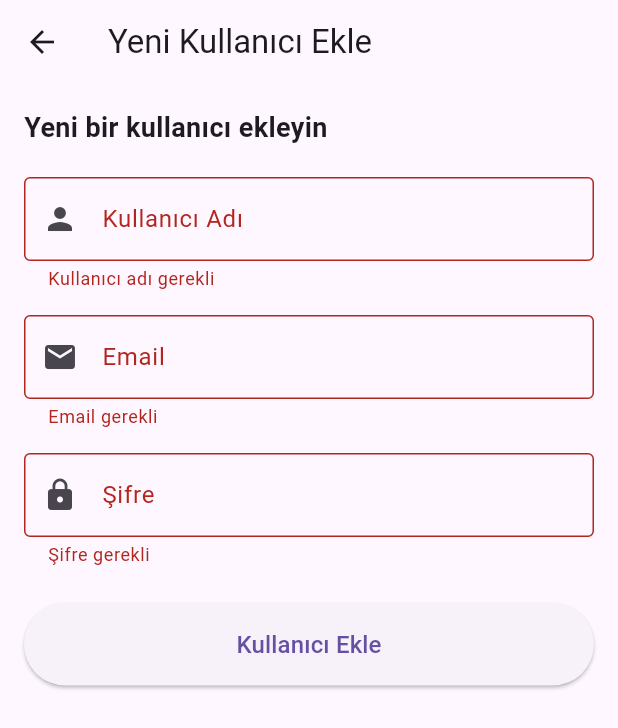
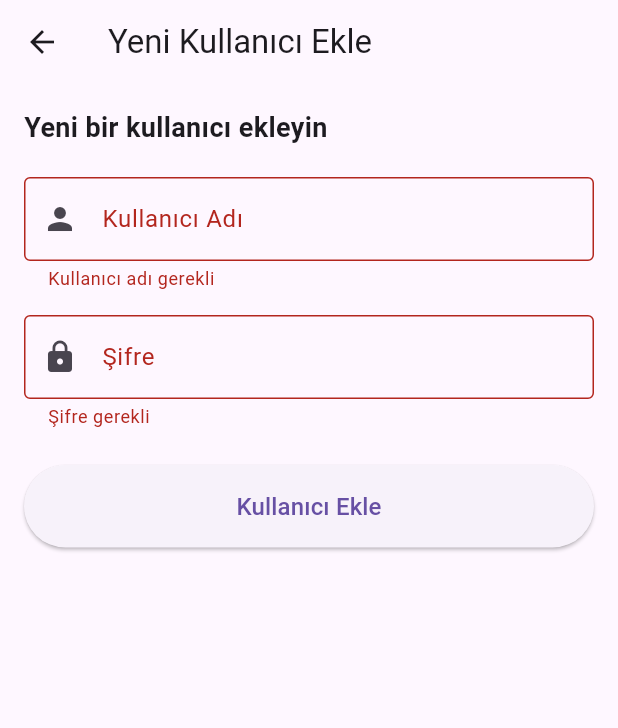
Before and after one commit to mehmet52tr1453-tech/mbay52alchat, a Flutter app: the AddUserPage screen opened directly, after a tap on "Kullanıcı Ekle", on a phone screen of 412 x 824 dp. Shown: the top 728 px of the screen. Run offline on Flutter 3.47's test engine with Material 3 defaults, Android fonts, the phone set to English and light mode, and no system bars; our stand-ins replace dio, firebase_messaging, flutter_chat_types, flutter_chat_ui, flutter_local_notifications, shared_preferences and 1 more; missing offline and left inert: flutter_webrtc; accounts and stored records are empty.

Commit message:
Ensure add user page is committed

```diff
--- a/mobile_app/lib/pages/add_user_page.dart
+++ b/mobile_app/lib/pages/add_user_page.dart
@@ -13,7 +13,6 @@ class AddUserPage extends StatefulWidget {
 class _AddUserPageState extends State<AddUserPage> {
   final _formKey = GlobalKey<FormState>();
   final _usernameController = TextEditingController();
-  final _emailController = TextEditingController();
   final _passwordController = TextEditingController();
   bool _loading = false;
 
@@ -26,11 +25,15 @@ class _AddUserPageState extends State<AddUserPage> {
       final token = await StorageService.getToken();
       final dio = Dio();
 
+      // Email olarak username kullan (backend için)
+      final username = _usernameController.text.trim();
+      final email = '$username@alchat.local'; // Otomatik email oluştur
+
       await dio.post(
         '${Constants.baseUrl}/api/auth/register',
         data: {
-          'username': _usernameController.text.trim(),
-          'email': _emailController.text.trim(),
+          'username': username,
+          'email': email,
           'password': _passwordController.text,
           'role': 'user',
           'monthlyTokenLimit': 10000,
@@ -85,21 +88,6 @@ class _AddUserPageState extends State<AddUserPage> {
               ),
               const SizedBox(height: 16),
               TextFormField(
-                controller: _emailController,
-                decoration: const InputDecoration(
-                  labelText: 'Email',
-                  border: OutlineInputBorder(),
-                  prefixIcon: Icon(Icons.email),
-                ),
-                keyboardType: TextInputType.emailAddress,
-                validator: (v) {
-                  if (v == null || v.isEmpty) return 'Email gerekli';
-                  if (!v.contains('@')) return 'Geçerli bir email girin';
-                  return null;
-                },
-              ),
-              const SizedBox(height: 16),
-              TextFormField(
                 controller: _passwordController,
                 decoration: const InputDecoration(
                   labelText: 'Şifre',
```
